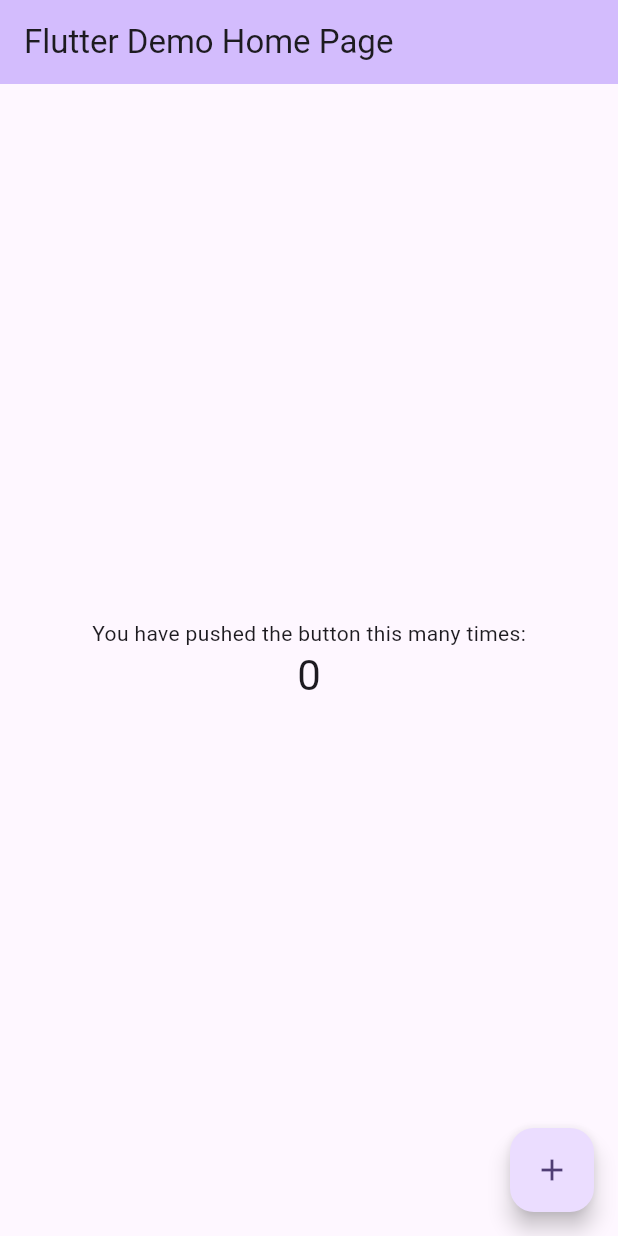
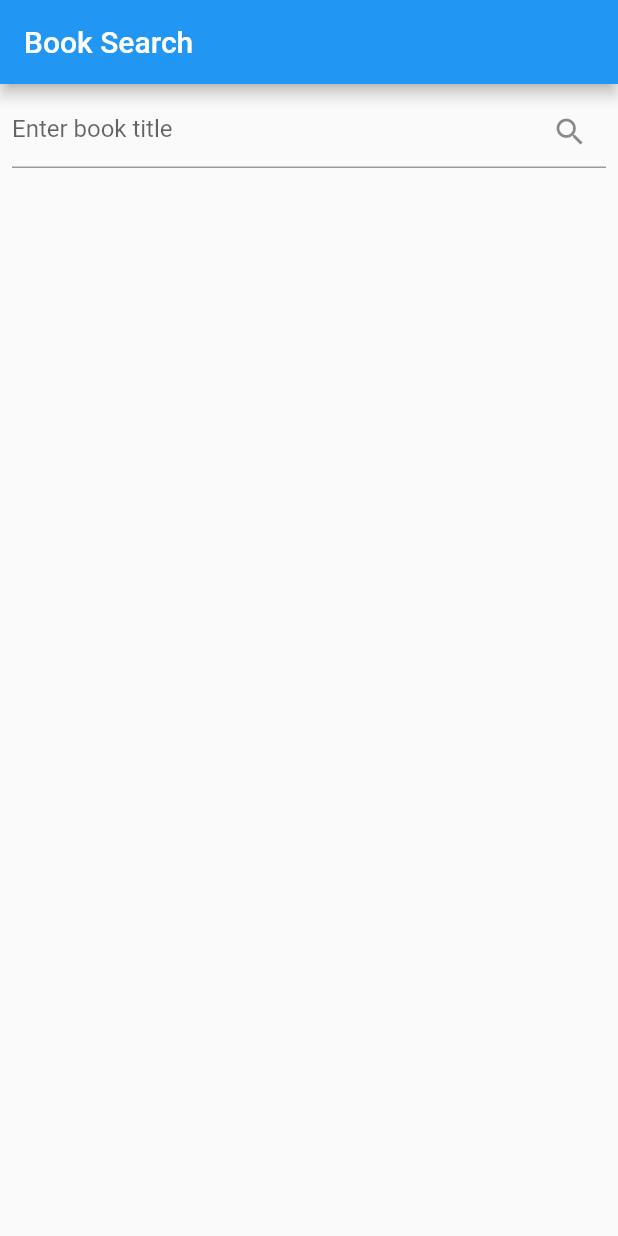
Before and after one commit to MattRiel/bookStore, a Flutter app: the screen it shows after launch, on a phone screen of 412 x 824 dp. Run offline on Flutter 3.47's test engine with Material 2 defaults, Android fonts, the phone set to English and light mode, and no system bars.

Commit message:
Initial update with search bar

```diff
--- /dev/null
+++ b/lib/book.dart
@@ -0,0 +1,13 @@
+class Book {
+  final String title;
+  final String author;
+  final String description;
+  final String imageUrl;
+
+  Book({
+    required this.title,
+    required this.author,
+    required this.description,
+    required this.imageUrl,
+  });
+}
--- /dev/null
+++ b/lib/config.dart
@@ -0,0 +1 @@
+String googleBooksApiKey = 'AIzaSyCsL-N5FFBoohFW5B4OqQ1OaEqdz1CtX2s';
--- /dev/null
+++ b/lib/homescreen.dart
@@ -0,0 +1,110 @@
+import 'package:flutter/material.dart';
+import 'services.dart';
+import 'book.dart';
+
+class HomeScreen extends StatefulWidget {
+  final BookService bookService;
+
+  HomeScreen({required this.bookService});
+
+  @override
+  _HomeScreenState createState() => _HomeScreenState();
+}
+
+class _HomeScreenState extends State<HomeScreen> {
+  TextEditingController _searchController = TextEditingController();
+  List<Book> _books = [];
+
+  @override
+  Widget build(BuildContext context) {
+    return Scaffold(
+      appBar: AppBar(
+        title: Text('Book Search'),
+      ),
+      body: Column(
+        children: [
+          Padding(
+            padding: const EdgeInsets.all(8.0),
+            child: TextField(
+              controller: _searchController,
+              decoration: InputDecoration(
+                hintText: 'Enter book title',
+                suffixIcon: IconButton(
+                  icon: Icon(Icons.search),
+                  onPressed: () async {
+                    final query = _searchController.text.trim();
+                    if (query.isNotEmpty) {
+                      try {
+                        final books = await widget.bookService.fetchBooks(query);
+                        setState(() {
+                          _books = books;
+                        });
+                      } catch (e) {
+                        print('Error fetching books: $e');
+                      }
+                    }
+                  },
+                ),
+              ),
+            ),
+          ),
+          Expanded(
+            child: ListView.builder(
+              itemCount: _books.length,
+              itemBuilder: (context, index) {
+                final book = _books[index];
+                return ListTile(
+                  leading: Image.network(book.imageUrl),
+                  title: Text(book.title),
+                  subtitle: Text(book.author),
+                  onTap: () {
+                    // Navigate to a new screen to show more details of the book
+                    Navigator.push(
+                      context,
+                      MaterialPageRoute(
+                        builder: (context) => BookDetailScreen(book: book),
+                      ),
+                    );
+                  },
+                );
+              },
+            ),
+          ),
+        ],
+      ),
+    );
+  }
+}
+
+class BookDetailScreen extends StatelessWidget {
+  final Book book;
+
+  BookDetailScreen({required this.book});
+
+  @override
+  Widget build(BuildContext context) {
+    return Scaffold(
+      appBar: AppBar(
+        title: Text('Book Detail'),
+      ),
+      body: SingleChildScrollView(
+        padding: const EdgeInsets.all(16.0),
+        child: Column(
+          crossAxisAlignment: CrossAxisAlignment.start,
+          children: [
+            Image.network(book.imageUrl),
+            SizedBox(height: 16.0),
+            Text(
+              'Title: ${book.title}',
+              style: TextStyle(fontSize: 20, fontWeight: FontWeight.bold),
+            ),
+            SizedBox(height: 8.0),
+            Text('Author: ${book.author}'),
+            SizedBox(height: 8.0),
+            Text('Description: ${book.description}'),
+          ],
+        ),
+      ),
+    );
+  }
+}
--- a/lib/main.dart
+++ b/lib/main.dart
@@ -1,125 +1,15 @@
 import 'package:flutter/material.dart';
+import 'package:bookstore/services.dart';
+import 'package:bookstore/homescreen.dart';
+import 'package:bookstore/config.dart';
 
 void main() {
-  runApp(const MyApp());
+  final BookService bookService = BookService(googleBooksApiKey);
+
+  runApp(MaterialApp(
+    initialRoute: '/',
+    routes: {
+      '/': (context) => HomeScreen(bookService: bookService),
+    },
+  ));
 }
-
-class MyApp extends StatelessWidget {
-  const MyApp({super.key});
-
-  // This widget is the root of your application.
-  @override
-  Widget build(BuildContext context) {
-    return MaterialApp(
-      title: 'Flutter Demo',
-      theme: ThemeData(
-        // This is the theme of your application.
-        //
-        // TRY THIS: Try running your application with "flutter run". You'll see
-        // the application has a blue toolbar. Then, without quitting the app,
-        // try changing the seedColor in the colorScheme below to Colors.green
-        // and then invoke "hot reload" (save your changes or press the "hot
-        // reload" button in a Flutter-supported IDE, or press "r" if you used
-        // the command line to start the app).
-        //
-        // Notice that the counter didn't reset back to zero; the application
-        // state is not lost during the reload. To reset the state, use hot
-        // restart instead.
-        //
-        // This works for code too, not just values: Most code changes can be
-        // tested with just a hot reload.
-        colorScheme: ColorScheme.fromSeed(seedColor: Colors.deepPurple),
-        useMaterial3: true,
-      ),
-      home: const MyHomePage(title: 'Flutter Demo Home Page'),
-    );
-  }
-}
-
-class MyHomePage extends StatefulWidget {
-  const MyHomePage({super.key, required this.title});
-
-  // This widget is the home page of your application. It is stateful, meaning
-  // that it has a State object (defined below) that contains fields that affect
-  // how it looks.
-
-  // This class is the configuration for the state. It holds the values (in this
-  // case the title) provided by the parent (in this case the App widget) and
-  // used by the build method of the State. Fields in a Widget subclass are
-  // always marked "final".
-
-  final String title;
-
-  @override
-  State<MyHomePage> createState() => _MyHomePageState();
-}
-
-class _MyHomePageState extends State<MyHomePage> {
-  int _counter = 0;
-
-  void _incrementCounter() {
-    setState(() {
-      // This call to setState tells the Flutter framework that something has
-      // changed in this State, which causes it to rerun the build method below
-      // so that the display can reflect the updated values. If we changed
-      // _counter without calling setState(), then the build method would not be
-      // called again, and so nothing would appear to happen.
-      _counter++;
-    });
-  }
-
-  @override
-  Widget build(BuildContext context) {
-    // This method is rerun every time setState is called, for instance as done
-    // by the _incrementCounter method above.
-    //
-    // The Flutter framework has been optimized to make rerunning build methods
-    // fast, so that you can just rebuild anything that needs updating rather
-    // than having to individually change instances of widgets.
-    return Scaffold(
-      appBar: AppBar(
-        // TRY THIS: Try changing the color here to a specific color (to
-        // Colors.amber, perhaps?) and trigger a hot reload to see the AppBar
-        // change color while the other colors stay the same.
-        backgroundColor: Theme.of(context).colorScheme.inversePrimary,
-        // Here we take the value from the MyHomePage object that was created by
-        // the App.build method, and use it to set our appbar title.
-        title: Text(widget.title),
-      ),
-      body: Center(
-        // Center is a layout widget. It takes a single child and positions it
-        // in the middle of the parent.
-        child: Column(
-          // Column is also a layout widget. It takes a list of children and
-          // arranges them vertically. By default, it sizes itself to fit its
-          // children horizontally, and tries to be as tall as its parent.
-          //
-          // Column has various properties to control how it sizes itself and
-          // how it positions its children. Here we use mainAxisAlignment to
-          // center the children vertically; the main axis here is the vertical
-          // axis because Columns are vertical (the cross axis would be
-          // horizontal).
-          //
-          // TRY THIS: Invoke "debug painting" (choose the "Toggle Debug Paint"
-          // action in the IDE, or press "p" in the console), to see the
-          // wireframe for each widget.
-          mainAxisAlignment: MainAxisAlignment.center,
-          children: <Widget>[
-            const Text(
-              'You have pushed the button this many times:',
-            ),
-            Text(
-              '$_counter',
-              style: Theme.of(context).textTheme.headlineMedium,
-            ),
-          ],
-        ),
-      ),
-      floatingActionButton: FloatingActionButton(
-        onPressed: _incrementCounter,
-        tooltip: 'Increment',
-        child: const Icon(Icons.add),
-      ), // This trailing comma makes auto-formatting nicer for build methods.
-    );
-  }
-}
--- /dev/null
+++ b/lib/services.dart
@@ -0,0 +1,45 @@
+import 'dart:convert';
+import 'package:http/http.dart' as http;
+import 'book.dart';
+
+class BookService {
+  final String apiKey;
+
+  BookService(this.apiKey);
+
+  Future<List<Book>> fetchBooks(String query) async {
+    final url =
+        'https://www.googleapis.com/books/v1/volumes?q=$query&maxResults=10&key=$apiKey';
+
+    final response = await http.get(Uri.parse(url));
+
+    if (response.statusCode == 200) {
+      final jsonData = jsonDecode(response.body);
+
+      if (jsonData.containsKey('items')) {
+        final List<Book> books = [];
+        for (var item in jsonData['items']) {
+          final volumeInfo = item['volumeInfo'];
+
+          final title = volumeInfo['title'];
+          final author = volumeInfo['authors']?.join(', ') ?? 'Unknown Author';
+          final description = volumeInfo['description'] ?? 'No description';
+          final imageUrl =
+              volumeInfo['imageLinks']?['thumbnail'] ?? 'No Image';
+
+          books.add(Book(
+            title: title,
+            author: author,
+            description: description,
+            imageUrl: imageUrl,
+          ));
+        }
+        return books;
+      } else {
+        throw Exception('No books found');
+      }
+    } else {
+      throw Exception('Failed to fetch data');
+    }
+  }
+}
--- a/pubspec.yaml
+++ b/pubspec.yaml
@@ -35,6 +35,7 @@ dependencies:
   # The following adds the Cupertino Icons font to your application.
   # Use with the CupertinoIcons class for iOS style icons.
   cupertino_icons: ^1.0.2
+  http: ^1.1.0
 
 dev_dependencies:
   flutter_test:
```
Also changed, not shown: pubspec.lock, 1 other file.
